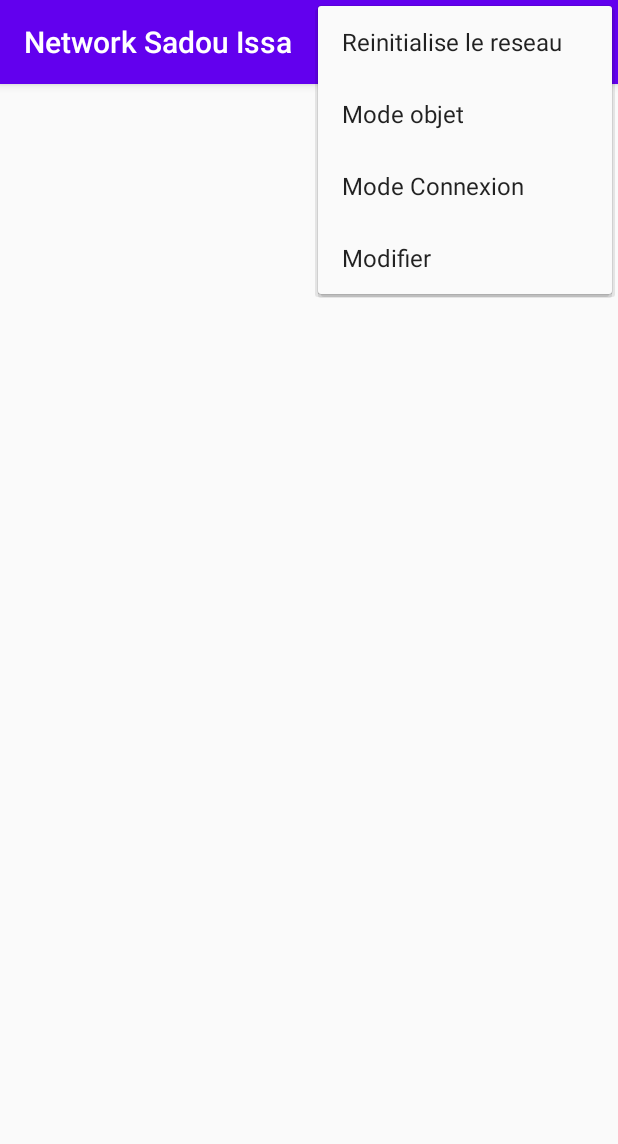
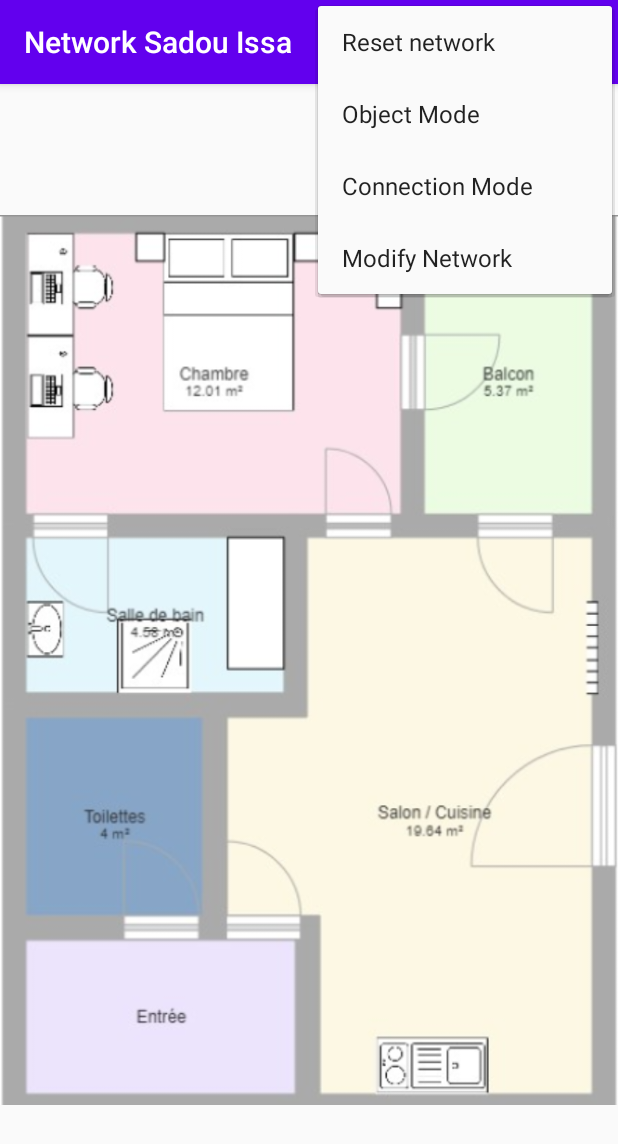
Before and after one commit to sabari2018/NetworkSBIS, an Android app: the screen it shows after launch (MainActivity), with the options menu open, on a phone screen of 412 x 824 dp. Shown: the top 1144 px of the screen. Run offline under Robolectric (Android 15) with nearby library versions, the phone set to English and light mode, and no system bars.

Commit message:
correction bug liés au deplacement des objets et connexions; Internationalisation de l'application

```diff
--- a/app/src/main/AndroidManifest.xml
+++ b/app/src/main/AndroidManifest.xml
@@ -12,7 +12,8 @@
         <activity
             android:name=".MainActivity"
             android:label="@string/app_name"
-            android:theme="@style/AppTheme.NoActionBar">
+            android:theme="@style/AppTheme.NoActionBar"
+            >
             <intent-filter>
                 <action android:name="android.intent.action.MAIN" />
 
--- a/app/src/main/java/com/example/networksbis/Connexion.kt
+++ b/app/src/main/java/com/example/networksbis/Connexion.kt
@@ -1,3 +1,3 @@
 package com.example.networksbis
 
-class Connexion(var oDebut:Objet, var oFin:Objet, var couleur:Int, var label:String)
+class Connexion(var oDebut:Objet, var oFin:Objet)
--- a/app/src/main/java/com/example/networksbis/Graph.kt
+++ b/app/src/main/java/com/example/networksbis/Graph.kt
@@ -1,3 +1,3 @@
 package com.example.networksbis
 
-class Graph(var objets:List<Objet>, var connexions:List<Connexion>)
+class Graph(var objets:MutableList<Objet> = mutableListOf() , var connexions:MutableList<Connexion> = mutableListOf())
--- a/app/src/main/java/com/example/networksbis/Objet.kt
+++ b/app/src/main/java/com/example/networksbis/Objet.kt
@@ -1,3 +1,6 @@
 package com.example.networksbis
 
-data class Objet(var label:String, var posX:Int, var posY:Int, var color:Int)
+import android.graphics.Rect
+import android.graphics.RectF
+
+data class Objet(var thing: RectF, var label:String, var posX:Float, var posY:Float)
--- a/app/src/main/res/layout/activity_main.xml
+++ b/app/src/main/res/layout/activity_main.xml
@@ -4,6 +4,7 @@
     xmlns:tools="http://schemas.android.com/tools"
     android:layout_width="match_parent"
     android:layout_height="match_parent"
+
     tools:context=".MainActivity">
 
     <com.google.android.material.appbar.AppBarLayout
--- a/app/src/main/res/layout/content_main.xml
+++ b/app/src/main/res/layout/content_main.xml
@@ -1,19 +1,25 @@
 <?xml version="1.0" encoding="utf-8"?>
 <androidx.constraintlayout.widget.ConstraintLayout xmlns:android="http://schemas.android.com/apk/res/android"
     xmlns:app="http://schemas.android.com/apk/res-auto"
+    xmlns:tools="http://schemas.android.com/tools"
     android:layout_width="match_parent"
     android:layout_height="match_parent"
     app:layout_behavior="@string/appbar_scrolling_view_behavior">
 
-    <!--<fragment
-        android:id="@+id/nav_host_fragment"
-        android:name="androidx.navigation.fragment.NavHostFragment"
-        android:layout_width="0dp"
-        android:layout_height="0dp"
-        app:defaultNavHost="true"
-        app:layout_constraintBottom_toBottomOf="parent"
-        app:layout_constraintLeft_toLeftOf="parent"
-        app:layout_constraintRight_toRightOf="parent"
-        app:layout_constraintTop_toTopOf="parent"
-        app:navGraph="@navigation/nav_graph" />-->
+    <ImageView
+        android:layout_width="match_parent"
+        android:layout_height="match_parent"
+        android:src="@drawable/plan"
+        android:scaleType="centerInside"/>
+
+            <com.example.networksbis.Reseau
+            android:id="@+id/reseau"
+            android:layout_width="match_parent"
+            android:layout_height="match_parent"
+            tools:layout_editor_absoluteX="-40dp"
+            tools:layout_editor_absoluteY="16dp"/>
+
+
+
+
 </androidx.constraintlayout.widget.ConstraintLayout>
--- a/app/src/main/res/values/strings.xml
+++ b/app/src/main/res/values/strings.xml
@@ -1,7 +1,23 @@
 <resources>
     <string name="app_name">Network Sadou Issa</string>
-    <string name="reset_network">Reinitialise le reseau</string>
-    <string name="add_object">Mode objet</string>
-    <string name="add_connection">Mode Connexion</string>
-    <string name="modification">Modifier</string>
+    <string name="reset_network">Reset network</string>
+    <string name="add_object">Object Mode</string>
+    <string name="add_connection">Connection Mode</string>
+    <string name="modification">Modify Network</string>
+    <string name="label">Label</string>
+    <string name="ok">OK</string>
+    <string name="cancel">Cancel</string>
+    <string name="yes">YES</string>
+    <string name="no">NO</string>
+
+    <string name="confirm_dialog_title">Confirmation</string>
+    <string name="confirm_dialog_msg">Are you sure to reset your network ?</string>
+    <string name="confirm_dialog_sucess_msg">Your network has been successfully reset !</string>
+
+
+    <string name="create_add_label_dialog">Create Object</string>
+
+
+    <string name="msg_network_empty">Your network is already empty</string>
+
 </resources>
```
Also changed, not shown: app/src/main/java/com/example/networksbis/MainActivity.kt (+69 -9 lines), app/src/main/java/com/example/networksbis/Reseau.kt (+157 -7 lines), app/src/main/res/layout/custom_add_dialog.xml (added, +18 -0 lines), app/src/main/res/drawable/appart.jpg (added), app/src/main/res/drawable/plan.png (added), app/src/main/res/drawable/plan_appart.jpg (added), 2 other files.
